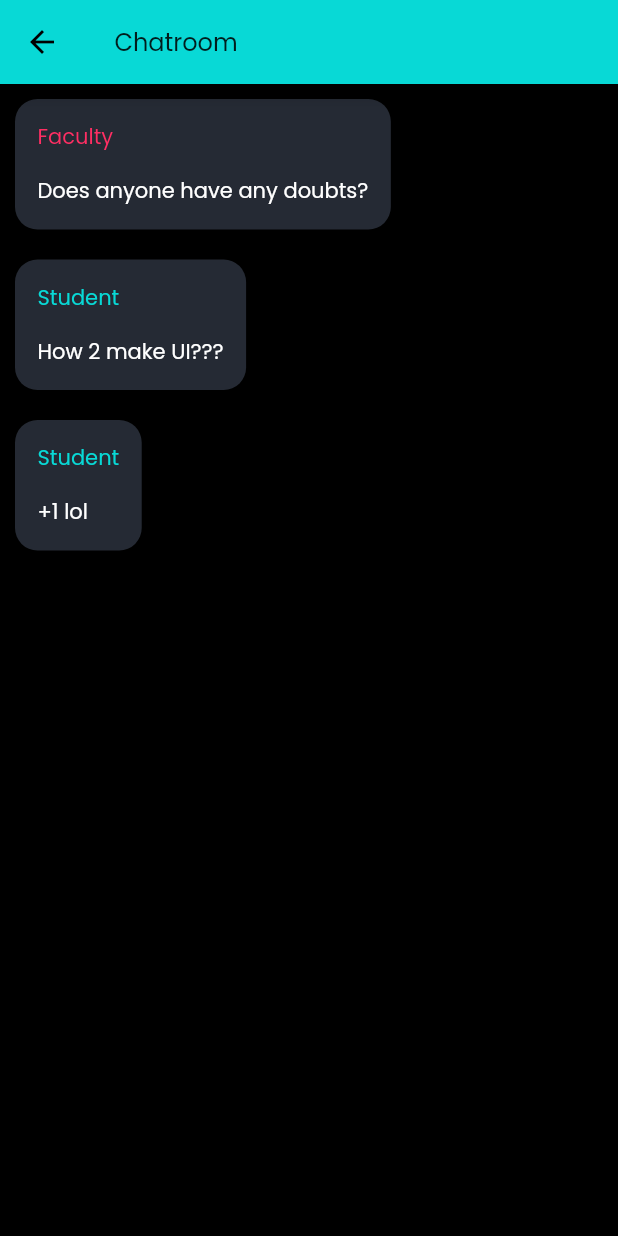
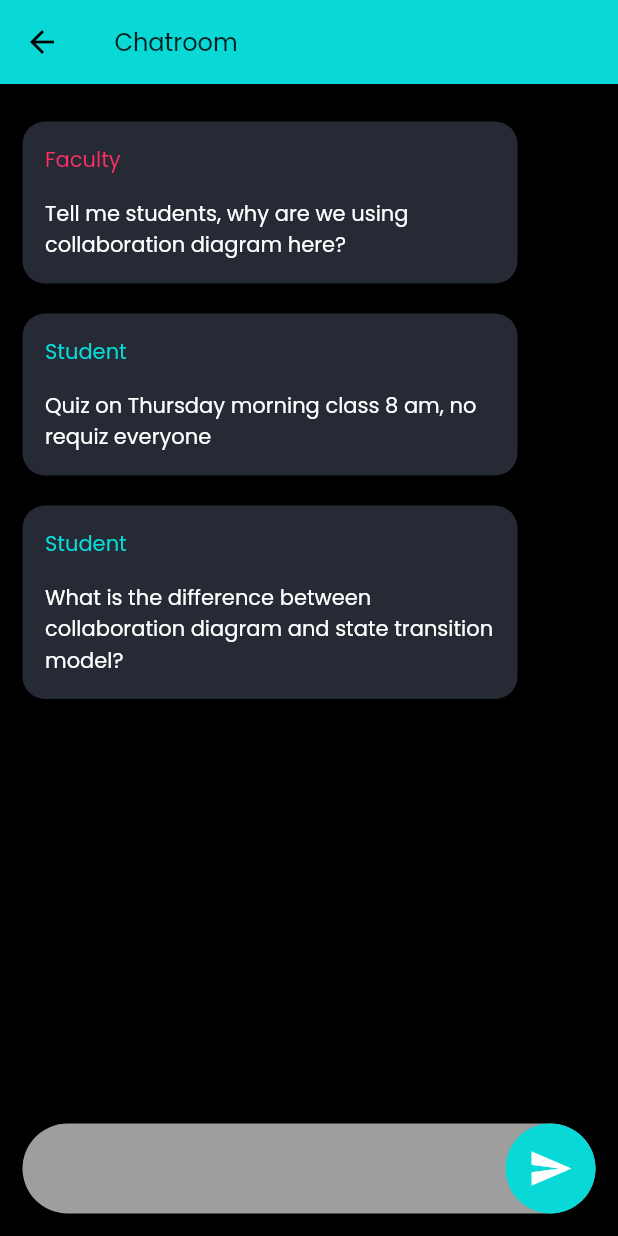
Before and after one commit to traQR/traQR-app, a Flutter app: the ChatScreen screen opened directly with empty values, on a phone screen of 412 x 824 dp. Run offline on Flutter 3.47's test engine with Material 2 defaults, Android fonts, the phone set to English and light mode, and no system bars; our stand-ins replace auto_size_text, firebase_auth, firebase_core, flutter_riverpod, get, google_sign_in and 2 more; missing offline and left inert: flutter_barcode_scanner; accounts and stored records are empty.

Commit message:
setup for screenshots

```diff
--- a/lib/presentation/screens/chat_screen.dart
+++ b/lib/presentation/screens/chat_screen.dart
@@ -21,19 +21,20 @@ class _ChatScreenState extends State<ChatScreen> {
   void initState() {
     _messages = [
       Message(
-        text: 'Does anyone have any doubts?',
+        text: 'Tell me students, why are we using collaboration diagram here?',
         isUpvoted: true,
         upvotes: 15,
         sentBy: 'Faculty',
       ),
       Message(
-        text: 'How 2 make UI???',
+        text: 'Quiz on Thursday morning class 8 am, no requiz everyone',
         isUpvoted: false,
         upvotes: 2,
         sentBy: '20BCE0110',
       ),
       Message(
-        text: '+1 lol',
+        text:
+            'What is the difference between collaboration diagram and state transition model?',
         isUpvoted: false,
         upvotes: 2,
         sentBy: '19BCE0110',
@@ -53,7 +54,13 @@ class _ChatScreenState extends State<ChatScreen> {
         ),
       ),
       body: Container(
-        child: ListView.builder(
+        margin: EdgeInsets.all(15),
+        child: Column(
+          mainAxisAlignment: MainAxisAlignment.spaceBetween,
+          children: [
+            ListView.builder(
+              shrinkWrap: true,
+              physics: ClampingScrollPhysics(),
               itemCount: _messages.length,
               itemBuilder: (context, index) {
                 var message = _messages[index];
@@ -66,7 +73,7 @@ class _ChatScreenState extends State<ChatScreen> {
                   children: [
                     Container(
                       padding: EdgeInsets.all(15),
-                  margin: EdgeInsets.all(10),
+                      margin: EdgeInsets.symmetric(vertical: 10),
                       decoration: BoxDecoration(
                         color: grey,
                         borderRadius: BorderRadius.circular(15),
@@ -86,7 +93,12 @@ class _ChatScreenState extends State<ChatScreen> {
                                       style: TextStyle(color: blu),
                                     ),
                           isSentByUser ? Container() : SizedBox(height: 15),
-                      Text(message.text),
+                          Container(
+                            width: 300,
+                            child: Text(
+                              message.text,
+                            ),
+                          ),
                         ],
                       ),
                     ),
@@ -94,6 +106,37 @@ class _ChatScreenState extends State<ChatScreen> {
                 );
               },
             ),
+            Container(
+              height: 60,
+              decoration: BoxDecoration(
+                color: Colors.grey,
+                borderRadius: BorderRadius.circular(50),
+              ),
+              child: Row(
+                children: [
+                  Expanded(
+                    child: TextField(
+                      decoration: InputDecoration(border: InputBorder.none),
+                    ),
+                  ),
+                  Container(
+                    decoration: BoxDecoration(
+                      borderRadius: BorderRadius.circular(30),
+                      color: blu,
+                    ),
+                    child: Container(
+                      margin: EdgeInsets.all(15),
+                      child: Icon(
+                        Icons.send,
+                        size: 30,
+                      ),
+                    ),
+                  )
+                ],
+              ),
+            )
+          ],
+        ),
       ),
     );
   }
--- a/lib/presentation/screens/home/scan_screen.dart
+++ b/lib/presentation/screens/home/scan_screen.dart
@@ -83,7 +83,7 @@ class _ScanScreenState extends State<ScanScreen> {
                 ],
               ),
               onPressed: () {
-                // scanQR();
+                scanQR();
                 // _repository.scanCode(jsonResponse);
                 _repository.fakeScanCode();
               },
```
Also changed, not shown: lib/presentation/screens/course_screen.dart (+13 -13 lines), lib/repos/scan_repo.dart (+5 -4 lines). Lines whose indentation alone changed are shown as unchanged.
